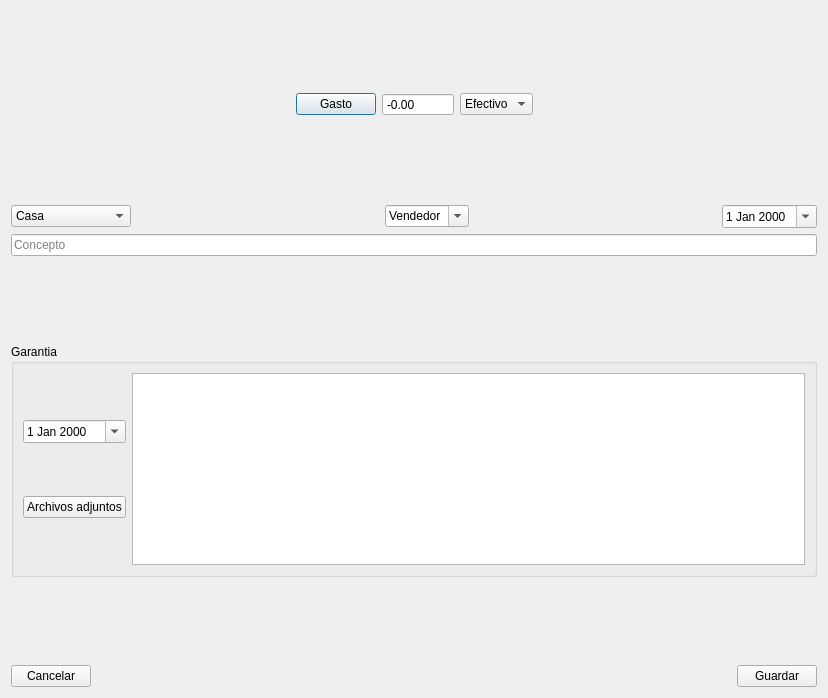
The window that ui/apuntes.ui (eboladev/moneydero) describes before a commit, drawn with Qt 5.
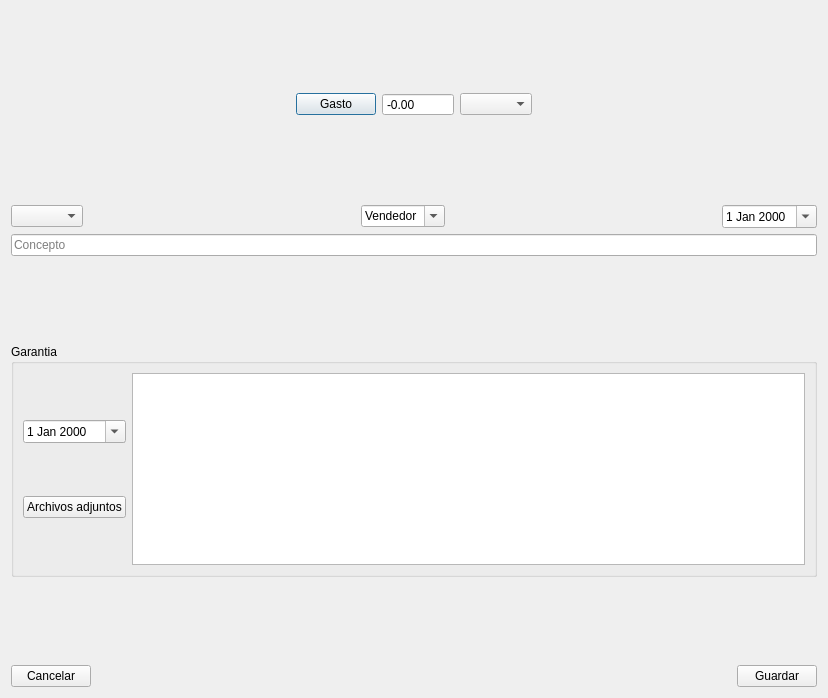
The same window after the commit.

```diff
--- a/ui/apuntes.ui
+++ b/ui/apuntes.ui
@@ -75,13 +75,7 @@
       </widget>
      </item>
      <item>
-      <widget class="QComboBox" name="comboBox_cuenta">
-       <item>
-        <property name="text">
-         <string>Efectivo</string>
-        </property>
-       </item>
-      </widget>
+      <widget class="QComboBox" name="comboBox_cuenta"/>
      </item>
      <item>
       <spacer name="horizontalSpacer_3">
@@ -118,16 +112,6 @@
        <property name="editable">
         <bool>false</bool>
        </property>
-       <item>
-        <property name="text">
-         <string>Casa</string>
-        </property>
-       </item>
-       <item>
-        <property name="text">
-         <string>Añadir categoria</string>
-        </property>
-       </item>
       </widget>
      </item>
      <item>
```
